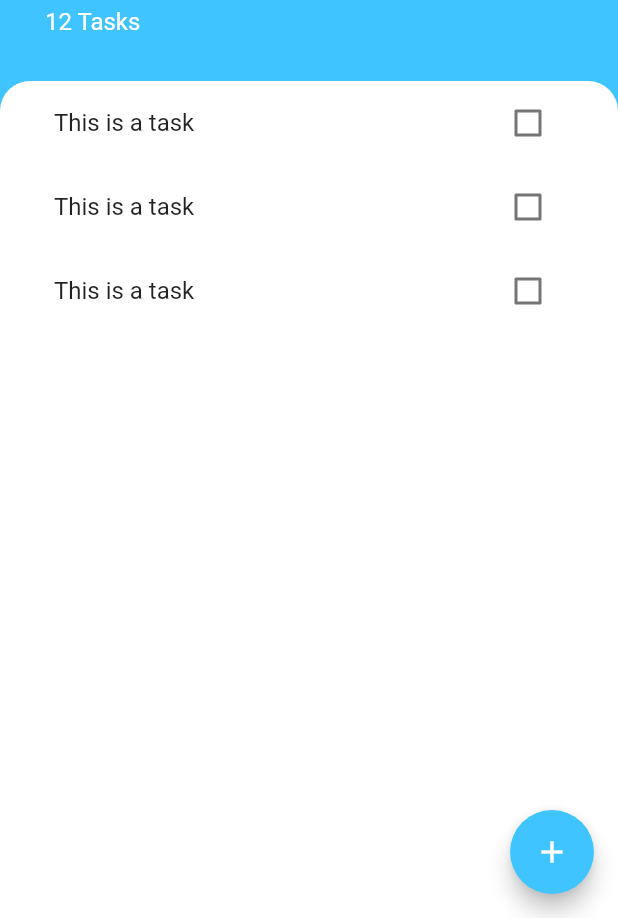
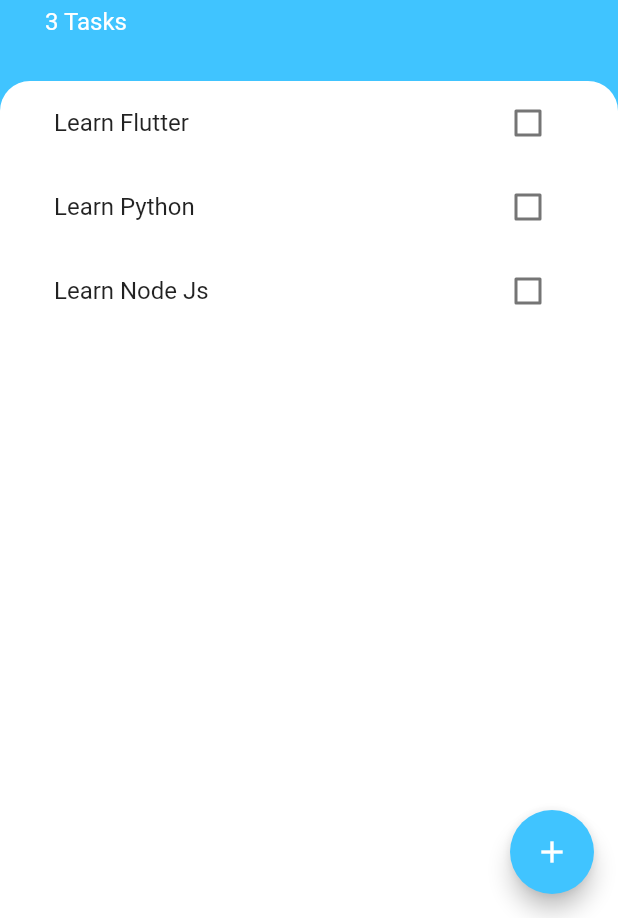
Before and after one commit to Manoj882/todoey_app, a Flutter app: the screen it shows after launch, on a phone screen of 412 x 824 dp, the part 318-1236 px from its top. Run offline on Flutter 3.47's test engine with Material 2 defaults, Android fonts, the phone set to English and light mode, and no system bars.

Commit message:
added task and displayed on task screen page using model and addTaskCallBack function

```diff
--- /dev/null
+++ b/lib/models/task.model.dart
@@ -0,0 +1,11 @@
+class Task{
+  final String title;
+  bool isDone;
+
+  Task({required this.title, this.isDone = false});
+
+  void toggleDone(){
+  isDone = !isDone;
+}
+
+}
--- a/lib/screens/add_task_screen.dart
+++ b/lib/screens/add_task_screen.dart
@@ -1,10 +1,15 @@
 import 'package:flutter/material.dart';
 
 class AddTaskScreen extends StatelessWidget {
-  const AddTaskScreen({super.key});
+  const AddTaskScreen({
+    required this.addTaskCallBack,
+    super.key});
+
+  final Function(String)? addTaskCallBack;
 
   @override
   Widget build(BuildContext context) {
+    String? newTextTitle;
     return SingleChildScrollView(
       padding: EdgeInsets.only(bottom: MediaQuery.of(context).viewInsets.bottom),
       child: Container(
@@ -34,12 +39,20 @@ class AddTaskScreen extends StatelessWidget {
             TextField(
               textAlign: TextAlign.center,
               autofocus: true,
+              onChanged: (newText){
+
+                newTextTitle = newText;
+
+              },
             ),
             ElevatedButton(
               style: ElevatedButton.styleFrom(
                 backgroundColor: Colors.lightBlueAccent,
               ),
-              onPressed: () {},
+              onPressed: () {
+                // print(newTextTitle);
+                addTaskCallBack!(newTextTitle!);
+              },
               child: Text('Add'),
             ),
           ],
--- a/lib/screens/task_screen.dart
+++ b/lib/screens/task_screen.dart
@@ -1,10 +1,21 @@
 import 'package:flutter/material.dart';
+import 'package:todoey_app/models/task.model.dart';
 import 'package:todoey_app/screens/add_task_screen.dart';
 import 'package:todoey_app/widgets/tasks_list.dart';
 
-class TasksScreen extends StatelessWidget {
+class TasksScreen extends StatefulWidget {
   const TasksScreen({super.key});
 
+  @override
+  State<TasksScreen> createState() => _TasksScreenState();
+}
+
+class _TasksScreenState extends State<TasksScreen> {
+  List<Task> tasks = [
+    Task(title: 'Learn Flutter'),
+    Task(title: 'Learn Python'),
+    Task(title: 'Learn Node Js'),
+  ];
   @override
   Widget build(BuildContext context) {
     return Scaffold(
@@ -21,7 +32,17 @@ class TasksScreen extends StatelessWidget {
                   top: Radius.circular(20),
                 ),
               ),
-              builder: (context) => AddTaskScreen(),
+              builder: (context) => AddTaskScreen(
+                addTaskCallBack: (newTaskTitle) {
+                  // print(newTaskTitle);
+                  setState(() {
+                    tasks.add(
+                      Task(title: newTaskTitle),
+                    );
+                  });
+                  Navigator.pop(context);
+                },
+              ),
             );
           },
           icon: Icon(
@@ -66,7 +87,7 @@ class TasksScreen extends StatelessWidget {
                   height: 5,
                 ),
                 Text(
-                  '12 Tasks',
+                  '${tasks.length} Tasks',
                   style: TextStyle(
                     color: Colors.white,
                     fontSize: 16,
@@ -86,7 +107,9 @@ class TasksScreen extends StatelessWidget {
                   top: Radius.circular(20),
                 ),
               ),
-              child: TasksList(),
+              child: TasksList(
+                tasks: tasks,
+              ),
             ),
           ),
         ],
--- a/lib/widgets/tasks_list.dart
+++ b/lib/widgets/tasks_list.dart
@@ -1,17 +1,35 @@
 import 'package:flutter/material.dart';
+import 'package:todoey_app/models/task.model.dart';
 import 'package:todoey_app/widgets/tasks_tile.dart';
 
-class TasksList extends StatelessWidget {
-  const TasksList({super.key});
+class TasksList extends StatefulWidget {
+  const TasksList({
+    required this.tasks,
+    super.key});
+
+  final List<Task> tasks;
+
+  @override
+  State<TasksList> createState() => _TasksListState();
+}
+
+class _TasksListState extends State<TasksList> {
 
   @override
   Widget build(BuildContext context) {
-    return ListView(
-      children: [
-        TasksTile(),
-        TasksTile(),
-        TasksTile(),
-      ],
+    return ListView.builder(
+      itemCount: widget.tasks.length,
+      itemBuilder: (context, index) {
+        return TasksTile(
+          taskTitle: widget.tasks[index].title,
+          isChecked: widget.tasks[index].isDone,
+          checkBoxCallBack: (checkBoxState){
+            setState(() {
+              widget.tasks[index].toggleDone();
+            });
+          },
+        );
+      },
     );
   }
 }
--- a/lib/widgets/tasks_tile.dart
+++ b/lib/widgets/tasks_tile.dart
@@ -1,54 +1,31 @@
 import 'package:flutter/material.dart';
 
-class TasksTile extends StatefulWidget {
-  const TasksTile({super.key});
+class TasksTile extends StatelessWidget {
+  TasksTile({
+    required this.taskTitle,
+    required this.isChecked,
+    required this.checkBoxCallBack,
+    super.key});
 
-  @override
-  State<TasksTile> createState() => _TasksTileState();
-}
+  final String taskTitle;
+  final bool isChecked;
+  final void Function(bool?)? checkBoxCallBack;
 
-class _TasksTileState extends State<TasksTile> {
-  bool isChecked = false;
-
-  void checkBoxCallBack(bool? checkBoxState) {
-    setState(() {
-      isChecked = checkBoxState!;
-    });
-  }
 
   @override
   Widget build(BuildContext context) {
     return ListTile(
       title: Text(
-        'This is a task',
+        taskTitle,
         style: TextStyle(
           decoration: isChecked ? TextDecoration.lineThrough : null,
         ),
       ),
-      trailing: TasksCheckBox(
-        checkBoxState: isChecked,
-        toggleCheckBoxState: checkBoxCallBack,
+      trailing: Checkbox(
+        activeColor: Colors.lightBlueAccent,
+        value: isChecked,
+        onChanged: checkBoxCallBack,
       ),
     );
   }
 }
-
-class TasksCheckBox extends StatelessWidget {
-  const TasksCheckBox({
-    required this.checkBoxState,
-    required this.toggleCheckBoxState,
-    super.key,
-  });
-
-  final bool checkBoxState;
-  final void Function(bool?)? toggleCheckBoxState;
-
-  @override
-  Widget build(BuildContext context) {
-    return Checkbox(
-      activeColor: Colors.lightBlueAccent,
-      value: checkBoxState,
-      onChanged: toggleCheckBoxState,
-    );
-  }
-}
```
